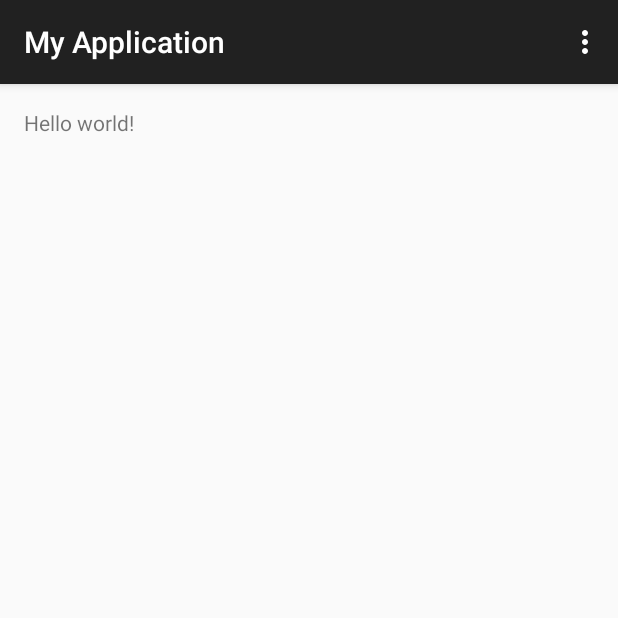
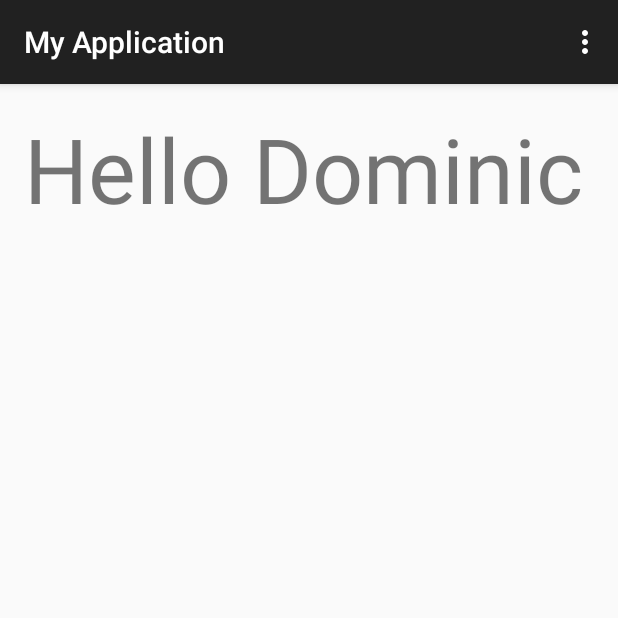
Before and after one commit to ferrari18/My_Application, an Android app: the screen it shows after launch (MainActivity), on a phone screen of 412 x 824 dp, the top half of it. Run offline under Robolectric (Android 15) with nearby library versions, the phone set to English and light mode, and no system bars.

Commit message:
initial commit

```diff
--- a/app/src/main/res/layout/activity_main.xml
+++ b/app/src/main/res/layout/activity_main.xml
@@ -5,7 +5,10 @@
     android:paddingTop="@dimen/activity_vertical_margin"
     android:paddingBottom="@dimen/activity_vertical_margin" tools:context=".MainActivity">
 
-    <TextView android:text="@string/hello_world" android:layout_width="wrap_content"
-        android:layout_height="wrap_content" />
+    <TextView
+        android:layout_width="wrap_content"
+        android:layout_height="wrap_content"
+        android:text="Hello Dominic"
+        android:textSize="60dp" />
 
 </RelativeLayout>
```
